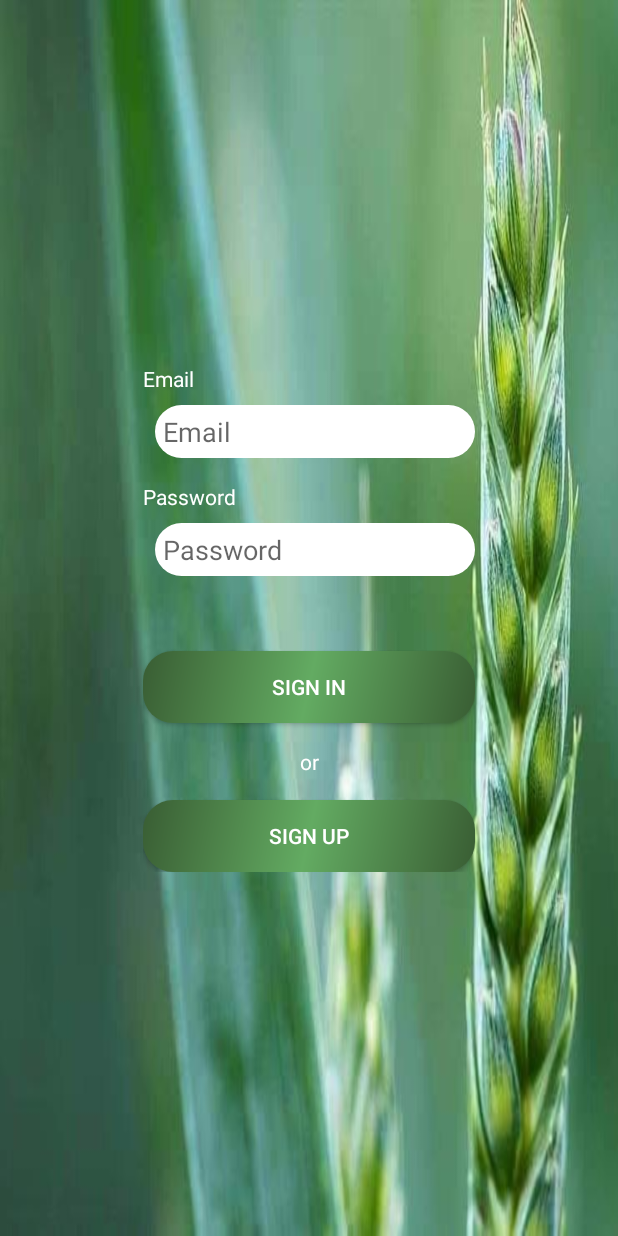
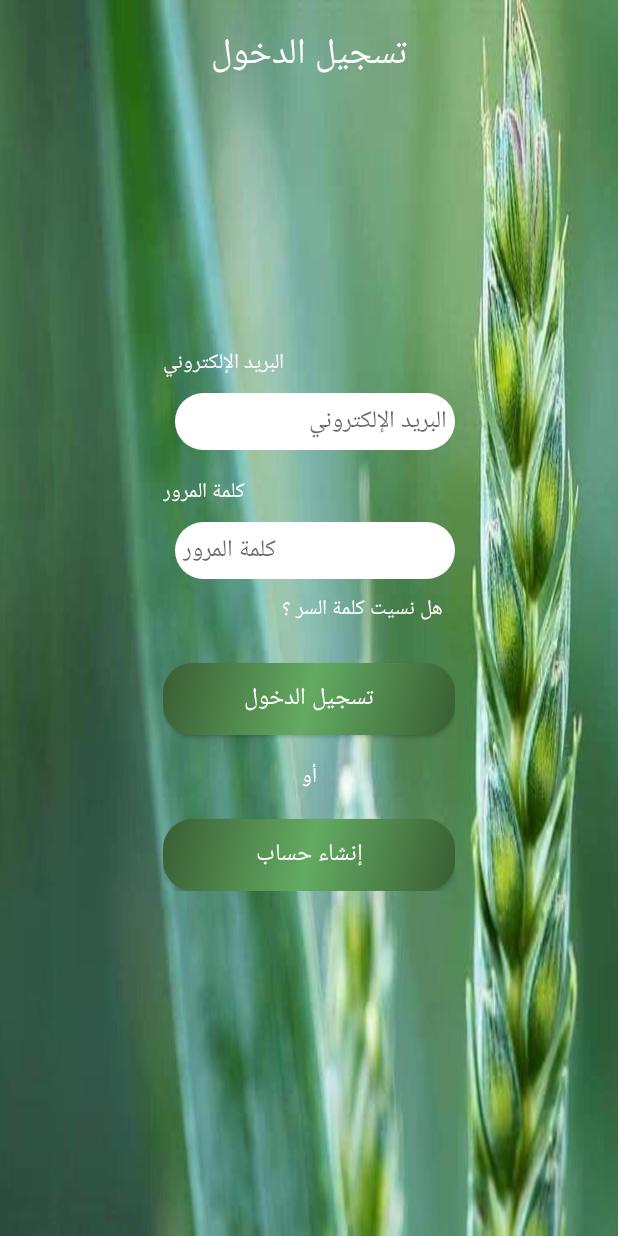
Before and after one commit to A-Selmi/Graduation-Project, an Android app: the LoginActivity screen opened directly, with no data from a screen before it, on a phone screen of 412 x 824 dp. Run offline under Robolectric (Android 15) with nearby library versions, the phone set to English and light mode, and no system bars.

Commit message:
lesson 2

```diff
--- a/app/src/main/AndroidManifest.xml
+++ b/app/src/main/AndroidManifest.xml
@@ -9,7 +9,8 @@
         android:roundIcon="@mipmap/ic_launcher_round"
         android:supportsRtl="true"
         android:theme="@style/AppTheme">
-        <activity android:name=".LoginActivity"></activity>
+        <activity android:name=".SignUpActivity"/>
+        <activity android:name=".LoginActivity" />
         <activity android:name=".MainActivity">
             <intent-filter>
                 <action android:name="android.intent.action.MAIN" />
--- a/app/src/main/res/layout/activity_login.xml
+++ b/app/src/main/res/layout/activity_login.xml
@@ -6,6 +6,33 @@
     android:layout_height="match_parent"
     android:background="@drawable/image"
     tools:context=".LoginActivity">
+
+    <TextView
+        android:id="@+id/SignInTextView"
+        android:layout_width="wrap_content"
+        android:layout_height="wrap_content"
+        android:layout_marginTop="16dp"
+        android:text="تسجيل الدخول"
+        android:textColor="@android:color/white"
+        android:textSize="24sp"
+        app:layout_constraintEnd_toEndOf="parent"
+        app:layout_constraintHorizontal_bias="0.5"
+        app:layout_constraintStart_toStartOf="parent"
+        app:layout_constraintTop_toTopOf="parent" />
+
+    <ScrollView
+        android:id="@+id/scrollView2"
+        android:layout_width="wrap_content"
+        android:layout_height="wrap_content"
+        app:layout_constraintBottom_toBottomOf="parent"
+        app:layout_constraintEnd_toEndOf="parent"
+        app:layout_constraintHorizontal_bias="0.5"
+        app:layout_constraintStart_toStartOf="parent"
+        app:layout_constraintTop_toTopOf="parent">
+
+        <androidx.constraintlayout.widget.ConstraintLayout
+            android:layout_width="match_parent"
+            android:layout_height="wrap_content">
 
             <LinearLayout
                 android:layout_width="wrap_content"
@@ -18,30 +45,45 @@
                 app:layout_constraintTop_toTopOf="parent">
 
                 <androidx.constraintlayout.widget.ConstraintLayout
-            android:layout_width="match_parent"
-            android:layout_height="match_parent">
-
-            <Button
-                android:id="@+id/SignUpButton"
-                android:layout_width="0dp"
-                android:layout_height="wrap_content"
-                android:layout_marginTop="16dp"
-                android:background="@drawable/login_button_background"
-                android:text="Sign Up"
-                android:textColor="@android:color/white"
-                app:layout_constraintEnd_toEndOf="parent"
-                app:layout_constraintHorizontal_bias="1.0"
-                app:layout_constraintStart_toStartOf="parent"
-                app:layout_constraintTop_toBottomOf="@+id/OrTextView" />
+                    android:layout_width="wrap_content"
+                    android:layout_height="wrap_content">
 
                     <TextView
                         android:id="@+id/EmailTextView"
                         android:layout_width="wrap_content"
                         android:layout_height="wrap_content"
-                android:text="Email"
+                        android:text="البريد الإلكتروني"
                         android:textColor="@android:color/white"
                         app:layout_constraintStart_toStartOf="parent"
                         app:layout_constraintTop_toTopOf="parent" />
+
+                    <EditText
+                        android:id="@+id/EmailEditText"
+                        android:layout_width="wrap_content"
+                        android:layout_height="wrap_content"
+                        android:layout_marginStart="8dp"
+                        android:layout_marginLeft="8dp"
+                        android:layout_marginTop="8dp"
+                        android:background="@drawable/rounded_background"
+                        android:ems="10"
+                        android:hint="البريد الإلكتروني"
+                        android:inputType="textPersonName"
+                        android:padding="5dp"
+                        android:textColor="@android:color/black"
+                        android:textSize="16sp"
+                        app:layout_constraintStart_toStartOf="@+id/EmailTextView"
+                        app:layout_constraintTop_toBottomOf="@+id/EmailTextView" />
+
+                    <TextView
+                        android:id="@+id/PasswordTextView"
+                        android:layout_width="wrap_content"
+                        android:layout_height="wrap_content"
+                        android:layout_marginTop="16dp"
+                        android:shadowColor="@android:color/white"
+                        android:text="كلمة المرور"
+                        android:textColor="@android:color/white"
+                        app:layout_constraintStart_toStartOf="@+id/EmailTextView"
+                        app:layout_constraintTop_toBottomOf="@+id/EmailEditText" />
 
                     <EditText
                         android:id="@+id/PasswordEditText"
@@ -52,71 +94,72 @@
                         android:layout_marginTop="8dp"
                         android:background="@drawable/rounded_background"
                         android:ems="10"
-                android:hint="Password"
+                        android:hint="كلمة المرور"
                         android:inputType="textPassword"
                         android:padding="5dp"
-                android:shadowColor="@android:color/white"
-                android:textColor="@android:color/white"
+                        android:textColor="@android:color/black"
+                        android:textSize="16sp"
                         app:layout_constraintEnd_toEndOf="parent"
                         app:layout_constraintHorizontal_bias="0.0"
                         app:layout_constraintStart_toStartOf="@+id/PasswordTextView"
                         app:layout_constraintTop_toBottomOf="@+id/PasswordTextView" />
 
                     <TextView
-                android:id="@+id/PasswordTextView"
+                        android:id="@+id/ForgetPasswordTextView"
                         android:layout_width="wrap_content"
                         android:layout_height="wrap_content"
-                android:layout_marginTop="16dp"
-                android:shadowColor="@android:color/white"
-                android:text="Password"
+                        android:layout_marginTop="8dp"
+                        android:layout_marginEnd="8dp"
+                        android:layout_marginRight="8dp"
+                        android:text="هل نسيت كلمة السر ؟"
                         android:textColor="@android:color/white"
-                app:layout_constraintStart_toStartOf="@+id/EmailTextView"
-                app:layout_constraintTop_toBottomOf="@+id/EmailEditText" />
-
-            <EditText
-                android:id="@+id/EmailEditText"
-                android:layout_width="wrap_content"
-                android:layout_height="wrap_content"
-                android:layout_marginStart="8dp"
-                android:layout_marginLeft="8dp"
-                android:layout_marginTop="8dp"
-                android:background="@drawable/rounded_background"
-                android:ems="10"
-                android:hint="Email"
-                android:inputType="textPersonName"
-                android:padding="5dp"
-                android:shadowColor="@android:color/white"
-                android:textColor="@android:color/white"
-                app:layout_constraintStart_toStartOf="@+id/EmailTextView"
-                app:layout_constraintTop_toBottomOf="@+id/EmailTextView" />
+                        app:layout_constraintEnd_toEndOf="@+id/PasswordEditText"
+                        app:layout_constraintTop_toBottomOf="@+id/PasswordEditText" />
 
                     <Button
                         android:id="@+id/SignInButton"
                         android:layout_width="0dp"
                         android:layout_height="wrap_content"
-                android:layout_marginTop="50dp"
+                        android:layout_marginTop="24dp"
                         android:background="@drawable/login_button_background"
-                android:text="Sign in"
+                        android:text="تسجيل الدخول"
                         android:textColor="@android:color/white"
+                        android:textSize="16sp"
                         app:layout_constraintEnd_toEndOf="parent"
                         app:layout_constraintHorizontal_bias="0.5"
                         app:layout_constraintStart_toStartOf="parent"
-                app:layout_constraintTop_toBottomOf="@+id/PasswordEditText" />
+                        app:layout_constraintTop_toBottomOf="@+id/ForgetPasswordTextView" />
 
                     <TextView
                         android:id="@+id/OrTextView"
                         android:layout_width="wrap_content"
                         android:layout_height="wrap_content"
                         android:layout_marginTop="16dp"
-                android:text="or"
+                        android:text="أو"
                         android:textColor="@android:color/white"
                         app:layout_constraintEnd_toEndOf="parent"
                         app:layout_constraintHorizontal_bias="0.5"
                         app:layout_constraintStart_toStartOf="parent"
                         app:layout_constraintTop_toBottomOf="@+id/SignInButton" />
 
+                    <Button
+                        android:id="@+id/SignUpButton"
+                        android:layout_width="0dp"
+                        android:layout_height="wrap_content"
+                        android:layout_marginTop="16dp"
+                        android:background="@drawable/login_button_background"
+                        android:text="إنشاء حساب"
+                        android:textColor="@android:color/white"
+                        android:textSize="16sp"
+                        app:layout_constraintEnd_toEndOf="parent"
+                        app:layout_constraintHorizontal_bias="1.0"
+                        app:layout_constraintStart_toStartOf="parent"
+                        app:layout_constraintTop_toBottomOf="@+id/OrTextView" />
+
                 </androidx.constraintlayout.widget.ConstraintLayout>
 
             </LinearLayout>
+        </androidx.constraintlayout.widget.ConstraintLayout>
+    </ScrollView>
 
 </androidx.constraintlayout.widget.ConstraintLayout>
```
Also changed, not shown: app/src/main/java/com/abdullah/graduationproject/SignUpActivity.java (added, +14 -0 lines), app/src/main/res/layout/activity_sign_up.xml (added, +288 -0 lines). Lines whose indentation alone changed are shown as unchanged.
